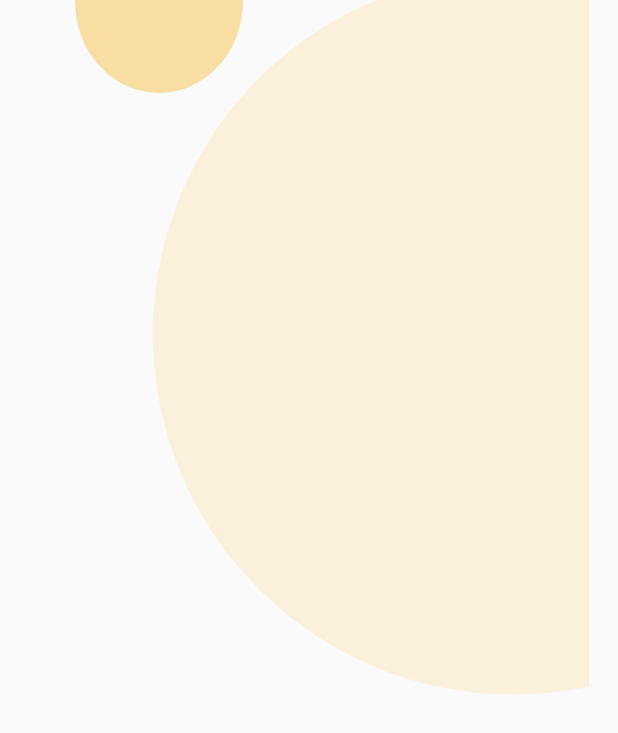
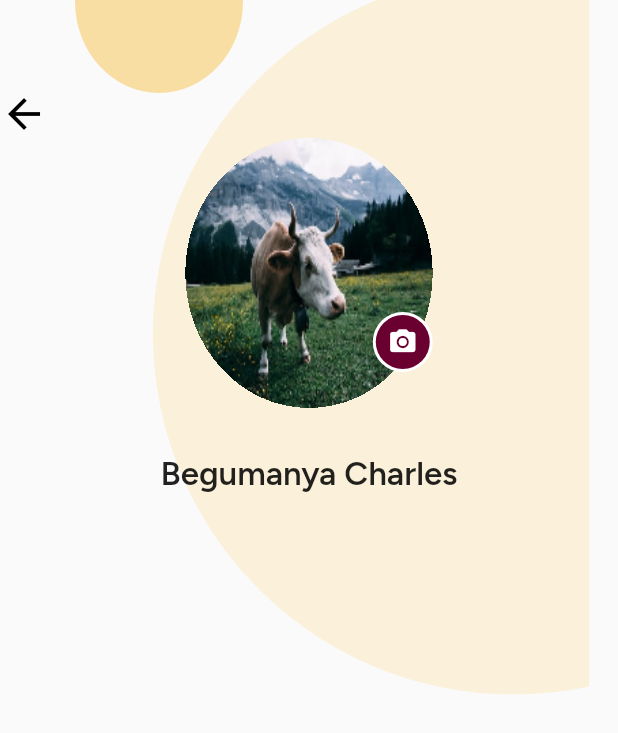
Before and after one commit to mohitgangwar09/glad_video_player_in_custom_method_chewir, a Flutter app: the GladProfile screen opened directly, on a phone screen of 412 x 824 dp. Shown: the top 733 px of the screen. Run offline on Flutter 3.47's test engine with Material 2 defaults, Android fonts, the phone set to English and light mode, and no system bars; our stand-ins replace cached_network_image, carousel_slider, dio, equatable, flutter_bloc, flutter_svg and 11 more; accounts and stored records are empty.

Commit message:
Glad Profile

```diff
--- a/lib/screen/profile/glad_profile.dart
+++ b/lib/screen/profile/glad_profile.dart
@@ -1,17 +1,83 @@
 import 'package:flutter/material.dart';
+import 'package:flutter_svg/flutter_svg.dart';
 import 'package:glad/screen/custom_widget/custom_methods.dart';
+import 'package:glad/utils/color_resources.dart';
+import 'package:glad/utils/extension.dart';
+import 'package:glad/utils/images.dart';
+import 'package:glad/utils/styles.dart';
 
 class GladProfile extends StatelessWidget {
   const GladProfile({super.key});
 
   @override
   Widget build(BuildContext context) {
-    return  Scaffold(
+    return Scaffold(
       body: Stack(
         children: [
           landingBackground(),
+          Padding(
+            padding: const EdgeInsets.only(top:60.0),
+            child: Column(
+              crossAxisAlignment: CrossAxisAlignment.start,
+              children: [
+                Icon(
+                  Icons.arrow_back,
+                  color: Colors.black,
+                  size: 32,
+                ),
+
+                Center(
+                  child: Stack(
+                    children: [
+                      Container(
+                        height: 180,
+                        width: 165,
+                        child: ClipOval(
+                          clipBehavior: Clip.hardEdge,
+                          child: Image.asset(
+                            Images.sampleLivestock,
+                            fit: BoxFit.fill,
+                          ),
+                          // clipper: MyClip(),
+                        ),
+                      ),
+                      Positioned(
+                          right: 0,
+                          bottom: 24,
+                          child: CircleAvatar(
+                            radius: 20,
+                            backgroundColor: Colors.white,
+                            child: CircleAvatar(
+                              radius: 18,
+                              backgroundColor: ColorResources.primary,
+                              child: Icon(Icons.camera_alt,
+                                  color: Colors.white, size: 20),
+                            ),
+                          )),
+                    ],
+                  ),
+                ),
+                30.verticalSpace(),
+                Center(
+                    child: Text(
+                  'Begumanya Charles',
+                  style: figtreeSemiBold.copyWith(fontSize: 22),
+                ))
+              ],
+            ),
+          ),
         ],
       ),
     );
   }
 }
+
+class MyClip extends CustomClipper<Rect> {
+  Rect getClip(Size size) {
+    return Rect.fromLTRB(10, 10, 10, 10);
+  }
+
+  bool shouldReclip(oldClipper) {
+    return false;
+  }
+}
```
